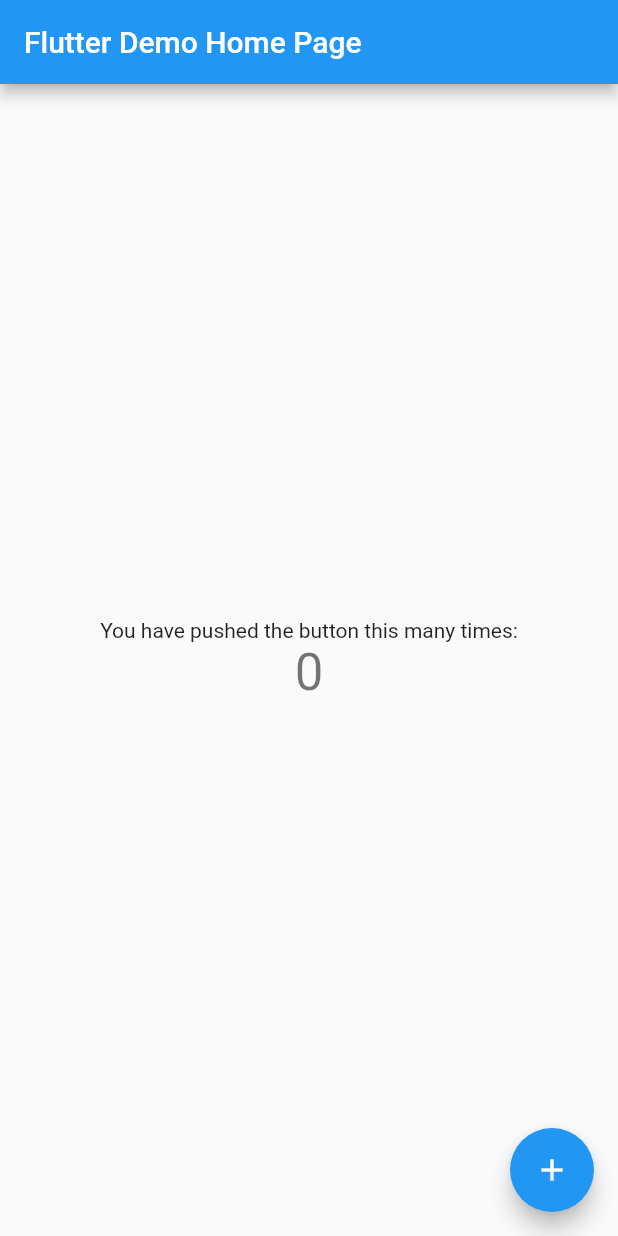
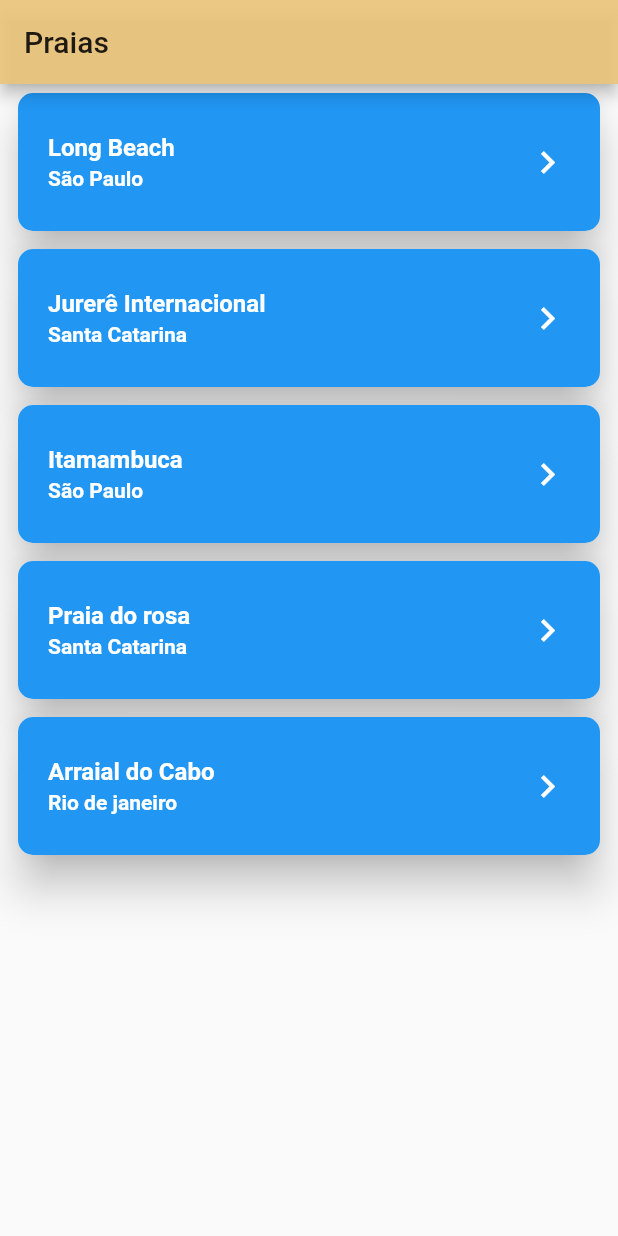
Before and after one commit to ImGoomes/paradise-beaches, a Flutter app: the screen it shows after launch, on a phone screen of 412 x 824 dp. Run offline on Flutter 3.47's test engine with Material 2 defaults, Android fonts, the phone set to English and light mode, and no system bars; Roboto replaces fonts that are missing (Arial).

Commit message:
:rocket: ajustando list inicial e tele de detalhes

```diff
--- a/lib/main.dart
+++ b/lib/main.dart
@@ -1,117 +1,26 @@
 import 'package:flutter/material.dart';
+import 'package:paradise_beaches/screen/beach_detail_screen.dart';
+import 'package:paradise_beaches/screen/beaches_screen.dart';
 
 void main() {
   runApp(MyApp());
 }
 
 class MyApp extends StatelessWidget {
-  // This widget is the root of your application.
   @override
   Widget build(BuildContext context) {
+
     return MaterialApp(
-      title: 'Flutter Demo',
-      theme: ThemeData(
-        // This is the theme of your application.
-        //
-        // Try running your application with "flutter run". You'll see the
-        // application has a blue toolbar. Then, without quitting the app, try
-        // changing the primarySwatch below to Colors.green and then invoke
-        // "hot reload" (press "r" in the console where you ran "flutter run",
-        // or simply save your changes to "hot reload" in a Flutter IDE).
-        // Notice that the counter didn't reset back to zero; the application
-        // is not restarted.
-        primarySwatch: Colors.blue,
-        // This makes the visual density adapt to the platform that you run
-        // the app on. For desktop platforms, the controls will be smaller and
-        // closer together (more dense) than on mobile platforms.
-        visualDensity: VisualDensity.adaptivePlatformDensity,
+      title: 'Paradise Beaches',
+      theme: new ThemeData(
+        primaryColor: Color.fromRGBO(235, 197, 121, 1.0),
+        fontFamily: 'Arial',
       ),
-      home: MyHomePage(title: 'Flutter Demo Home Page'),
+      initialRoute: '/',
+      routes: {
+        '/': (context) => BeachesScreen(),
+        '/beach_detail': (context) => BeachDetailScreen(),
+      },
     );
   }
 }
-
-class MyHomePage extends StatefulWidget {
-  MyHomePage({Key key, this.title}) : super(key: key);
-
-  // This widget is the home page of your application. It is stateful, meaning
-  // that it has a State object (defined below) that contains fields that affect
-  // how it looks.
-
-  // This class is the configuration for the state. It holds the values (in this
-  // case the title) provided by the parent (in this case the App widget) and
-  // used by the build method of the State. Fields in a Widget subclass are
-  // always marked "final".
-
-  final String title;
-
-  @override
-  _MyHomePageState createState() => _MyHomePageState();
-}
-
-class _MyHomePageState extends State<MyHomePage> {
-  int _counter = 0;
-
-  void _incrementCounter() {
-    setState(() {
-      // This call to setState tells the Flutter framework that something has
-      // changed in this State, which causes it to rerun the build method below
-      // so that the display can reflect the updated values. If we changed
-      // _counter without calling setState(), then the build method would not be
-      // called again, and so nothing would appear to happen.
-      _counter++;
-    });
-  }
-
-  @override
-  Widget build(BuildContext context) {
-    // This method is rerun every time setState is called, for instance as done
-    // by the _incrementCounter method above.
-    //
-    // The Flutter framework has been optimized to make rerunning build methods
-    // fast, so that you can just rebuild anything that needs updating rather
-    // than having to individually change instances of widgets.
-    return Scaffold(
-      appBar: AppBar(
-        // Here we take the value from the MyHomePage object that was created by
-        // the App.build method, and use it to set our appbar title.
-        title: Text(widget.title),
-      ),
-      body: Center(
-        // Center is a layout widget. It takes a single child and positions it
-        // in the middle of the parent.
-        child: Column(
-          // Column is also a layout widget. It takes a list of children and
-          // arranges them vertically. By default, it sizes itself to fit its
-          // children horizontally, and tries to be as tall as its parent.
-          //
-          // Invoke "debug painting" (press "p" in the console, choose the
-          // "Toggle Debug Paint" action from the Flutter Inspector in Android
-          // Studio, or the "Toggle Debug Paint" command in Visual Studio Code)
-          // to see the wireframe for each widget.
-          //
-          // Column has various properties to control how it sizes itself and
-          // how it positions its children. Here we use mainAxisAlignment to
-          // center the children vertically; the main axis here is the vertical
-          // axis because Columns are vertical (the cross axis would be
-          // horizontal).
-          mainAxisAlignment: MainAxisAlignment.center,
-          children: <Widget>[
-            Text(
-              'You have pushed the button this many times:',
-            ),
-            Text(
-              '$_counter',
-              style: Theme.of(context).textTheme.headline4,
-            ),
-          ],
-        ),
-      ),
-      floatingActionButton: FloatingActionButton(
-        onPressed: _incrementCounter,
-        tooltip: 'Increment',
-        child: Icon(Icons.add),
-      ), // This trailing comma makes auto-formatting nicer for build methods.
-    );
-  }
-}
--- /dev/null
+++ b/lib/models/beach_model.dart
@@ -0,0 +1,13 @@
+class BeachModel {
+  int id;
+  String nome;
+  String local;
+  String descrico;
+
+  BeachModel({
+    this.id,
+    this.nome,
+    this.local,
+    this.descrico,
+  });
+}
--- /dev/null
+++ b/lib/repository/beach_repository.dart
@@ -0,0 +1,62 @@
+import 'package:paradise_beaches/models/beach_model.dart';
+
+import 'database.dart';
+
+class BeachRepository {
+
+
+  Future<List<BeachModel>> findAllAsync() async {
+    var db = Database();
+    await db.createDatabase();
+
+    List<BeachModel> beaches = new List<BeachModel>();
+
+    if (db.created) {
+      beaches = new List<BeachModel>();
+      beaches.add(
+        new BeachModel(
+          id: 1,
+          nome: 'Long Beach',
+          local: 'São Paulo',
+          descrico: 'Uma das praias mais conhecidas de São Paulo, recebe diversos turistas no verão.',
+        ),
+      );
+      beaches.add(
+        new BeachModel(
+          id: 2,
+          nome: 'Jurerê Internacional',
+          local: 'Santa Catarina',
+          descrico: 'Uma das praias mais badalas de florianopolis, com muita vida noturna para você que gosta de festa.',
+        ),
+      );
+      beaches.add(
+        new BeachModel(
+          id: 3,
+          nome: 'Itamambuca',
+          local: 'São Paulo',
+          descrico: 'Uma boa praia para pegar uma onda e aproveitar com os amigos.',
+        ),
+      );
+      beaches.add(
+        new BeachModel(
+          id: 4,
+          nome: 'Praia do rosa',
+          local: 'Santa Catarina',
+          descrico: 'Uma praia linda para curtir com toda a familia',
+        ),
+      );
+      beaches.add(
+        new BeachModel(
+          id: 5,
+          nome: 'Arraial do Cabo',
+          local: 'Rio de janeiro',
+          descrico: 'Também conhecida como o caribe brasileiro, arraial do cabo é uma das praias mais bonitas do Brasil.',
+        ),
+      );
+
+    }
+
+    return new Future.value(beaches);
+  }
+
+}
--- /dev/null
+++ b/lib/repository/database.dart
@@ -0,0 +1,11 @@
+class Database {
+
+  bool created = false;
+
+  Future<bool> createDatabase() async {
+    await Future.delayed( Duration(seconds: 1));
+    this.created = true;
+    return created;
+  }
+
+}
--- /dev/null
+++ b/lib/screen/beaches_screen.dart
@@ -0,0 +1,97 @@
+import 'package:flutter/material.dart';
+import 'package:paradise_beaches/models/beach_model.dart';
+import 'package:paradise_beaches/repository/beach_repository.dart';
+
+
+class BeachesScreen extends StatefulWidget {
+  @override
+  _BeachesScreenState createState() => _BeachesScreenState();
+}
+
+class _BeachesScreenState extends State<BeachesScreen> {
+  @override
+  Widget build(BuildContext context) {
+    return Scaffold(
+      appBar: AppBar(
+        backgroundColor: Color.fromRGBO(235, 197, 121, .9),
+        title: Text("Praias"),
+      ),
+      body: FutureBuilder<List<BeachModel>>(
+        future: BeachRepository().findAllAsync(),
+        builder: (context, snapshot) {
+          if (snapshot.connectionState == ConnectionState.done) {
+            return buildListView(snapshot.data);
+          } else {
+            return Center(
+              child: CircularProgressIndicator(),
+            );
+          }
+        },
+      ),
+    );
+  }
+
+  ListView buildListView(List<BeachModel> beachs) {
+    return ListView.builder(
+      itemCount: beachs == null ? 0 : beachs.length,
+      itemBuilder: (BuildContext ctx, int index) {
+        return cardbeach(beachs[index]);
+      },
+    );
+  }
+
+  Card cardbeach(BeachModel beach) {
+    return Card(
+      clipBehavior: Clip.antiAlias,
+      shape: RoundedRectangleBorder(
+        borderRadius: BorderRadius.circular(10.0),
+      ),
+      elevation: 12.0,
+      margin: new EdgeInsets.symmetric(
+        horizontal: 12.0,
+        vertical: 6.0,
+      ),
+      child: Container(
+        decoration: BoxDecoration(
+          color: Colors.blue,
+        ),
+        child: ListTile(
+          contentPadding: EdgeInsets.symmetric(
+            horizontal: 20.0,
+            vertical: 10.0,
+          ),
+          title: Text(
+            beach.nome,
+            style: TextStyle(
+              color: Colors.white,
+              fontWeight: FontWeight.bold,
+            ),
+          ),
+          subtitle: Text(
+            beach.local,
+            style: TextStyle(
+              color: Colors.white,
+              fontWeight: FontWeight.bold,
+            ),
+          ),
+          trailing: Icon(
+            Icons.keyboard_arrow_right,
+            color: Colors.white,
+            size: 30.0,
+          ),
+          onTap: () {
+
+            Navigator.pushNamed(
+              context,
+              "/beach_detail",
+              arguments: beach,
+            );
+
+          },
+        ),
+      ),
+    );
+  }
+
+
+}
--- a/pubspec.yaml
+++ b/pubspec.yaml
@@ -45,7 +45,8 @@ flutter:
   uses-material-design: true
 
   # To add assets to your application, add an assets section, like this:
-  # assets:
+  assets:
+    - beach.jpg
   #   - images/a_dot_burr.jpeg
   #   - images/a_dot_ham.jpeg
 
```
Also changed, not shown: lib/screen/beach_detail_screen.dart (added, +99 -0 lines), assets/beach.jpg (added).
